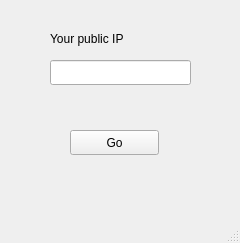
This is src/GuiStart.ui in matthiasrsl/blockchain-ensicaen as Qt 5 draws it before an edit. The edited form follows.
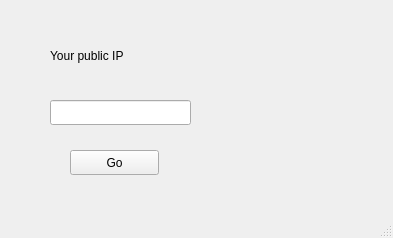
This is the edited form.

Patch:
```diff
--- a/src/GuiStart.ui
+++ b/src/GuiStart.ui
@@ -6,8 +6,8 @@
    <rect>
     <x>0</x>
     <y>0</y>
-    <width>240</width>
-    <height>243</height>
+    <width>393</width>
+    <height>238</height>
    </rect>
   </property>
   <property name="windowTitle">
@@ -18,7 +18,7 @@
     <property name="geometry">
      <rect>
       <x>70</x>
-      <y>130</y>
+      <y>150</y>
       <width>89</width>
       <height>25</height>
      </rect>
@@ -31,7 +31,7 @@
     <property name="geometry">
      <rect>
       <x>50</x>
-      <y>60</y>
+      <y>100</y>
       <width>141</width>
       <height>25</height>
      </rect>
@@ -42,8 +42,8 @@
      <rect>
       <x>50</x>
       <y>30</y>
-      <width>141</width>
-      <height>17</height>
+      <width>281</width>
+      <height>51</height>
      </rect>
     </property>
     <property name="text">
```
Left out of the diff: 2 changed lines with no effect on the pictures.
